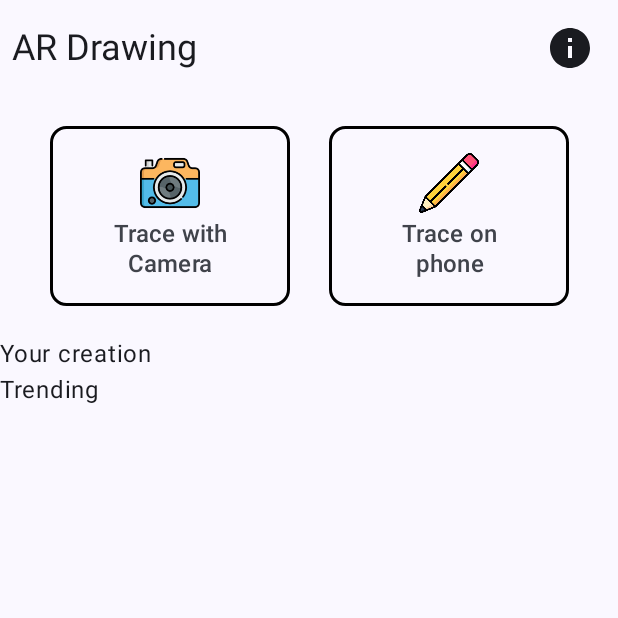
After one commit to MONIBUR2002/DrawAR, an Android app built with Jetpack Compose: the composable MainScreen shown on its own in the app's theme, on a phone screen of 412 x 824 dp, the top half of it. The commit adds this screen. Run offline under Robolectric (Android 15) with nearby library versions, the phone set to English and light mode, and no system bars.

Commit message:
Initial UI implement

```diff
--- a/app/build.gradle.kts
+++ b/app/build.gradle.kts
@@ -68,4 +68,7 @@ dependencies {
     debugImplementation(libs.androidx.ui.test.manifest)
     //Permission
     implementation ("com.google.accompanist:accompanist-permissions:0.28.0")
+    //Matirial3
+    implementation (libs.androidx.material3)
+
 }
--- a/app/src/main/java/com/moniapps/drawar/MainActivity.kt
+++ b/app/src/main/java/com/moniapps/drawar/MainActivity.kt
@@ -59,5 +59,6 @@ fun GetPermissions(
 @Composable
 fun GreetingPreview() {
     DrawARTheme {
+
     }
 }
--- /dev/null
+++ b/app/src/main/java/com/moniapps/drawar/ui/screens/MainScreen.kt
@@ -0,0 +1,154 @@
+package com.moniapps.drawar.ui.screens
+
+import androidx.compose.foundation.BorderStroke
+import androidx.compose.foundation.Image
+import androidx.compose.foundation.layout.Arrangement
+import androidx.compose.foundation.layout.Box
+import androidx.compose.foundation.layout.Column
+import androidx.compose.foundation.layout.Row
+import androidx.compose.foundation.layout.fillMaxWidth
+import androidx.compose.foundation.layout.padding
+import androidx.compose.foundation.layout.size
+import androidx.compose.foundation.lazy.LazyRow
+import androidx.compose.foundation.shape.RoundedCornerShape
+import androidx.compose.material.icons.Icons
+import androidx.compose.material.icons.filled.Info
+import androidx.compose.material3.ButtonColors
+import androidx.compose.material3.Icon
+import androidx.compose.material3.IconButton
+import androidx.compose.material3.MaterialTheme
+import androidx.compose.material3.OutlinedButton
+import androidx.compose.material3.Scaffold
+import androidx.compose.material3.Text
+import androidx.compose.runtime.Composable
+import androidx.compose.ui.Alignment
+import androidx.compose.ui.Modifier
+import androidx.compose.ui.graphics.Color
+import androidx.compose.ui.res.painterResource
+import androidx.compose.ui.text.style.TextAlign
+import androidx.compose.ui.tooling.preview.Preview
+import androidx.compose.ui.unit.dp
+import androidx.compose.ui.unit.sp
+import com.moniapps.drawar.R
+import com.moniapps.drawar.ui.theme.CameraButtonColor
+import com.moniapps.drawar.ui.theme.LibraryButtonColor
+
+@Composable
+fun MainScreen() {
+    Scaffold { paddingValues ->
+        Column(
+            modifier = Modifier.padding(paddingValues)
+        ) {
+            Box {
+                Row(
+                    verticalAlignment = Alignment.CenterVertically,
+                    modifier = Modifier
+                        .fillMaxWidth()
+                        .padding(8.dp),
+                    horizontalArrangement = Arrangement.SpaceBetween
+                ) {
+                    Text(
+                        text = "AR Drawing",
+                        style = MaterialTheme.typography.headlineSmall
+                    )
+                    IconButton(
+                        onClick = {  },
+
+                        ) {
+                        Icon(
+                            imageVector = Icons.Filled.Info,
+                            contentDescription = null,
+                            Modifier.size(32.dp)
+                        )
+                    }
+                }
+
+            }
+            Box(
+                modifier = Modifier.fillMaxWidth(),
+
+                ) {
+                Row(
+                    modifier = Modifier
+                        .fillMaxWidth()
+                        .padding(20.dp),
+                    verticalAlignment = Alignment.CenterVertically,
+                    horizontalArrangement = Arrangement.SpaceAround
+                ) {
+                    //Camera Button
+                    OutlinedButton(
+                        onClick = {  },
+                        shape = RoundedCornerShape(11.dp),
+                        modifier = Modifier
+                            .size(width = 160.dp, height = 120.dp)
+                        ,
+
+                        border = BorderStroke(2.dp, color = Color.Black)
+                    ) {
+                        Column(
+                            horizontalAlignment = Alignment.CenterHorizontally
+                        ) {
+                            Image(
+                                painter = painterResource(id = R.drawable.camera),
+                                contentDescription = "camera",
+                                modifier = Modifier.size(40.dp)
+                            )
+                            Text(
+                                text = "Trace with Camera",
+                                modifier = Modifier.padding(top = 4.dp),
+                                fontSize = 16.sp,
+                                textAlign = TextAlign.Center
+                            )
+                        }
+                    }
+                    // Library button
+                    OutlinedButton(
+                        onClick = {  },
+                        shape = RoundedCornerShape(11.dp),
+                        modifier = Modifier
+                            .size(width = 160.dp, height = 120.dp)
+                        ,
+                        border = BorderStroke(2.dp, color = Color.Black)
+                    ) {
+                        Column(
+                            horizontalAlignment = Alignment.CenterHorizontally
+                        ) {
+                            Image(
+                                painter = painterResource(id = R.drawable.pencil),
+                                contentDescription = "Trace on phone",
+                                modifier = Modifier.size(40.dp)
+                            )
+                            Text(
+                                text = "Trace on phone",
+                                modifier = Modifier.padding(top = 4.dp),
+                                fontSize = 16.sp,
+                                textAlign = TextAlign.Center
+
+                            )
+                        }
+                    }
+                }
+
+
+            }
+            Box{
+                Text(text = "Your creation")
+                LazyRow {
+
+                }
+            }
+            Box{
+                Text(text = "Trending")
+                LazyRow {
+
+                }
+            }
+        }
+    }
+}
+
+@Preview
+@Composable
+private fun MainScreenPreview() {
+    MainScreen()
+}
--- a/app/src/main/java/com/moniapps/drawar/ui/theme/Color.kt
+++ b/app/src/main/java/com/moniapps/drawar/ui/theme/Color.kt
@@ -9,3 +9,6 @@ val Pink80 = Color(0xFFEFB8C8)
 val Purple40 = Color(0xFF6650a4)
 val PurpleGrey40 = Color(0xFF625b71)
 val Pink40 = Color(0xFF7D5260)
+
+val CameraButtonColor = Color(0xFF4A62DD)
+val LibraryButtonColor = Color(0xFFFCA521)
--- a/gradle/libs.versions.toml
+++ b/gradle/libs.versions.toml
@@ -8,6 +8,9 @@ espressoCore = "3.5.1"
 lifecycleRuntimeKtx = "2.7.0"
 activityCompose = "1.9.0"
 composeBom = "2023.08.00"
+material3 = "1.2.1"
+
+
 
 [libraries]
 androidx-core-ktx = { group = "androidx.core", name = "core-ktx", version.ref = "coreKtx" }
@@ -24,6 +27,7 @@ androidx-ui-tooling-preview = { group = "androidx.compose.ui", name = "ui-toolin
 androidx-ui-test-manifest = { group = "androidx.compose.ui", name = "ui-test-manifest" }
 androidx-ui-test-junit4 = { group = "androidx.compose.ui", name = "ui-test-junit4" }
 androidx-material3 = { group = "androidx.compose.material3", name = "material3" }
+material3 = { module = "androidx.compose.material3:material3", version.ref = "material3" }
 
 [plugins]
 androidApplication = { id = "com.android.application", version.ref = "agp" }
```
Also changed, not shown: app/src/main/res/drawable/camera.png (added), app/src/main/res/drawable/library.png (added), app/src/main/res/drawable/pencil.png (added).
